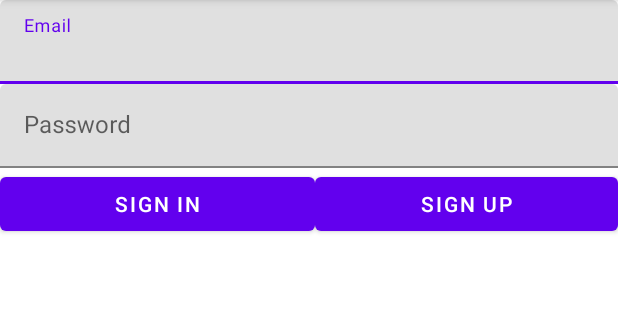
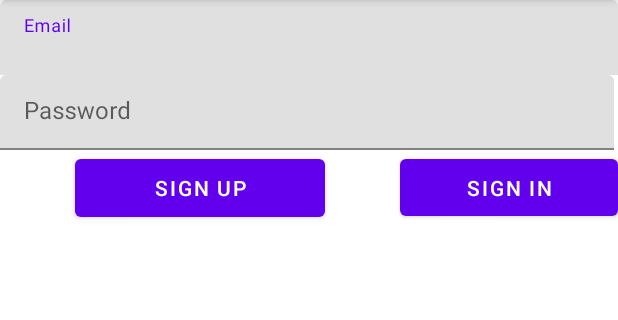
Before and after one commit to MahmoudAli25/MahmoudFinalProject1, an Android app: the screen it shows after launch (SignIn), on a phone screen of 412 x 824 dp, the part 84-404 px from its top. Run offline under Robolectric (Android 15) with nearby library versions, the phone set to English and light mode, and no system bars; our stand-ins replace Firebase (no records; nobody signed in at launch, a user with empty details on screens opened directly).

Commit message:
تطبيق القاآمه

```diff
--- a/app/src/main/java/mahmoud/mahmoudfinalproject/SignIn.java
+++ b/app/src/main/java/mahmoud/mahmoudfinalproject/SignIn.java
@@ -82,7 +82,7 @@ public class SignIn extends AppCompatActivity
         if(isOK)
         {
             FirebaseAuth auth= FirebaseAuth.getInstance();
-            auth.createUserWithEmailAndPassword(email,passw).addOnCompleteListener(new OnCompleteListener<AuthResult>() {
+            auth.signInWithEmailAndPassword(email,passw).addOnCompleteListener(new OnCompleteListener<AuthResult>() {
                 @Override
                 public void onComplete(@NonNull Task<AuthResult> task)
                 {
--- a/app/src/main/java/mahmoud/mahmoudfinalproject/SignUp.java
+++ b/app/src/main/java/mahmoud/mahmoudfinalproject/SignUp.java
@@ -41,6 +41,13 @@ public class SignUp extends AppCompatActivity {
                 startActivity(i);
             }
         });
+        BNsave.setOnClickListener(new View.OnClickListener() {
+            @Override
+            public void onClick(View view)
+            {
+                checkAndSave();
+            }
+        });
     }
 
         private void checkAndSave()//داله تفحص اذا اليميل صحيح وكلمة السر تطابق الاخرى
@@ -74,7 +81,8 @@ public class SignUp extends AppCompatActivity {
             if (isok)
             {
                 FirebaseAuth auth = FirebaseAuth.getInstance();//انشاء حساب من ايميل وسسما
-                auth.createUserWithEmailAndPassword(email, passw).addOnCompleteListener(new OnCompleteListener<AuthResult>() {
+                auth.createUserWithEmailAndPassword(email, passw).addOnCompleteListener(new OnCompleteListener<AuthResult>()
+                {
                     @Override
                     public void onComplete(@NonNull Task<AuthResult> task) {
                         if (task.isSuccessful())
@@ -91,13 +99,6 @@ public class SignUp extends AppCompatActivity {
                     }
                 });
             }
-            BNsave.setOnClickListener(new View.OnClickListener() {
-                @Override
-                public void onClick(View view)
-                {
-                    checkAndSave();
-                }
-            });
         }
 
 
--- a/app/src/main/res/layout/activity_main.xml
+++ b/app/src/main/res/layout/activity_main.xml
@@ -4,15 +4,5 @@
     xmlns:tools="http://schemas.android.com/tools"
     android:layout_width="match_parent"
     android:layout_height="match_parent"
-    tools:context=".MainActivity">
-
-    <TextView
-        android:layout_width="wrap_content"
-        android:layout_height="wrap_content"
-        android:text="Hello World!"
-        app:layout_constraintBottom_toBottomOf="parent"
-        app:layout_constraintEnd_toEndOf="parent"
-        app:layout_constraintStart_toStartOf="parent"
-        app:layout_constraintTop_toTopOf="parent" />
-
-</androidx.constraintlayout.widget.ConstraintLayout>
+    android:orientation="vertical"
+    tools:context=".MainActivity"/>
--- a/app/src/main/res/layout/activity_sign_in.xml
+++ b/app/src/main/res/layout/activity_sign_in.xml
@@ -8,46 +8,59 @@
     tools:context=".SignIn" >
 
     <com.google.android.material.textfield.TextInputLayout
+        android:id="@+id/textInputLayout2"
         android:layout_width="match_parent"
-        android:layout_height="wrap_content">
+        android:layout_height="50dp"
+        tools:layout_editor_absoluteX="15dp"
+        tools:layout_editor_absoluteY="276dp">
 
         <com.google.android.material.textfield.TextInputEditText
             android:id="@+id/ETEmail"
             android:layout_width="match_parent"
-            android:layout_height="wrap_content"
+            android:layout_height="54dp"
             android:hint="Email" />
     </com.google.android.material.textfield.TextInputLayout>
 
     <com.google.android.material.textfield.TextInputLayout
+        android:id="@+id/textInputLayout"
         android:layout_width="match_parent"
-        android:layout_height="wrap_content">
+        android:layout_height="50dp"
+        tools:layout_editor_absoluteX="15dp"
+        tools:layout_editor_absoluteY="340dp">
 
         <com.google.android.material.textfield.TextInputEditText
             android:id="@+id/ETpas"
-            android:layout_width="match_parent"
+            android:layout_width="409dp"
             android:layout_height="match_parent"
             android:hint="Password"
             android:inputType="textPassword" />
-
     </com.google.android.material.textfield.TextInputLayout>
 
     <LinearLayout
         android:layout_width="match_parent"
-        android:layout_height="match_parent"
-        android:orientation="horizontal">
+        android:layout_height="match_parent">
+
+        <Button
+            android:id="@+id/BNup"
+            android:layout_width="171dp"
+            android:layout_height="wrap_content"
+            android:layout_weight="10"
+            android:insetLeft="50dp"
+            android:insetTop="5dp"
+            android:insetRight="50dp"
+            android:insetBottom="5dp"
+            android:text="Sign Up"
+            tools:layout_editor_absoluteX="222dp"
+            tools:layout_editor_absoluteY="649dp" />
 
         <Button
             android:id="@+id/BNin"
-            android:layout_width="210dp"
-            android:layout_height="wrap_content"
-            android:text="Sign In" />
-
-        <Button
-            android:id="@+id/BNup"
-            android:layout_width="wrap_content"
-            android:layout_height="wrap_content"
-            android:layout_weight="1"
-            android:text="Sign Up" />
+            android:layout_width="145dp"
+            android:layout_height="50dp"
+            android:text="Sign In"
+            app:layout_constraintBottom_toTopOf="@+id/BNup"
+            app:layout_constraintTop_toBottomOf="@+id/textInputLayout"
+            tools:layout_editor_absoluteX="133dp" />
     </LinearLayout>
 
 </LinearLayout>
```
